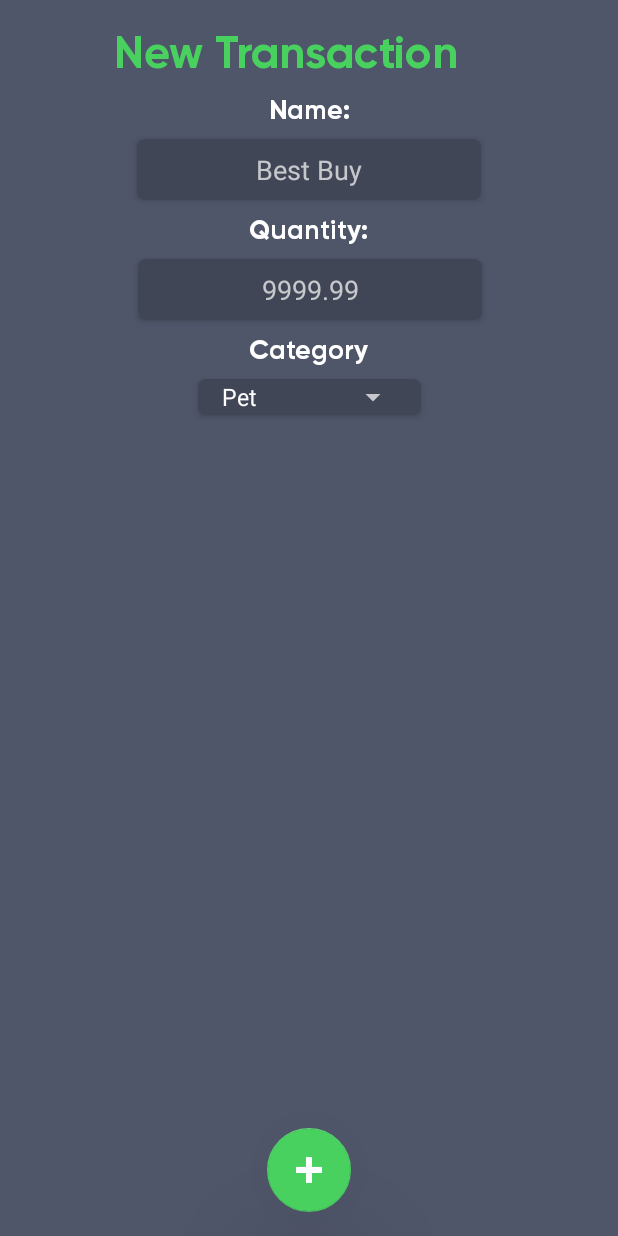
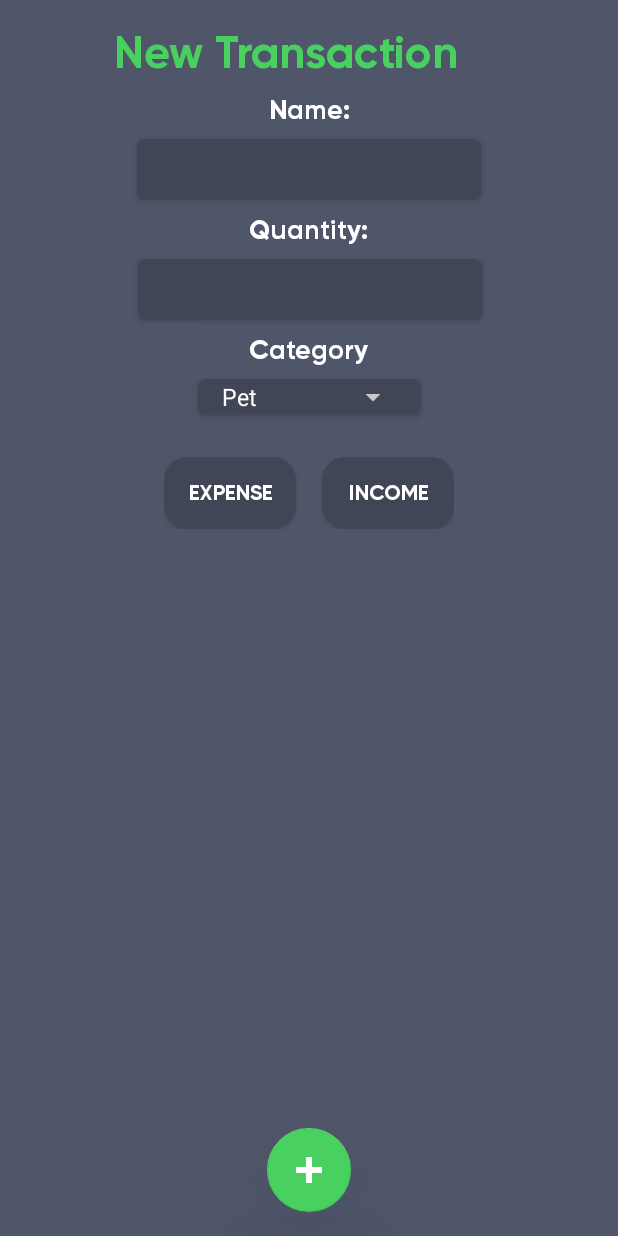
Before and after one commit to NumusINC/budgee_android, an Android app: the AddTransactionActivity screen opened directly, with no data from a screen before it, on a phone screen of 412 x 824 dp. Run offline under Robolectric (Android 15) with nearby library versions, the phone set to English and light mode, and no system bars.

Commit message:
Tweaked the "AddNewTransaction" screen. Added new colors to the categories. Fixed some* UI problems with the transaction CardViews
*The font size from the quantity now adjusts to the number of digits

```diff
--- a/app/build.gradle
+++ b/app/build.gradle
@@ -9,6 +9,7 @@ android {
         versionCode 1
         versionName "1.0"
         testInstrumentationRunner "android.support.test.runner.AndroidJUnitRunner"
+        vectorDrawables.useSupportLibrary = true
     }
     buildTypes {
         release {
--- a/app/src/main/java/com/numus/budgee/DashboardActivity.java
+++ b/app/src/main/java/com/numus/budgee/DashboardActivity.java
@@ -55,7 +55,6 @@ public class DashboardActivity extends AppCompatActivity {
                     viewPager.setAdapter(swipeAdapter);
                     viewPager.setCurrentItem(1);
 
-
                     return true;
                 case R.id.navigation_profile:
                     viewPager.setAdapter(swipeAdapter);
--- a/app/src/main/java/com/numus/budgee/DataManager.java
+++ b/app/src/main/java/com/numus/budgee/DataManager.java
@@ -13,15 +13,16 @@ import java.util.Calendar;
 public class DataManager {
 
     Context context;
+    SharedPreferences sharedPreferences;
     private static ArrayList<Transaction> data;
 
     public DataManager(Context context){
         this.context = context;
+        sharedPreferences = context.getSharedPreferences("budgee",Context.MODE_PRIVATE);
         loadData();
     }
 
     private void loadData(){
-        SharedPreferences sharedPreferences = context.getSharedPreferences("app", Context.MODE_PRIVATE);
         Gson gson = new Gson();
         String json = sharedPreferences.getString("transactions",null);
         Type type = new TypeToken<ArrayList<Transaction>>()  {}.getType();
@@ -32,7 +33,6 @@ public class DataManager {
     }
 
     private void saveData(){
-        SharedPreferences sharedPreferences = context.getSharedPreferences("app", Context.MODE_PRIVATE);
         SharedPreferences.Editor editor = sharedPreferences.edit();
         Gson gson = new Gson();
         String json = gson.toJson(data);
@@ -40,12 +40,12 @@ public class DataManager {
         editor.apply();
     }
 
-    public void addTransaction(String name, Double qty, Transaction.Category category) {
+    public void addTransaction(String name, Double qty, Transaction.Category category, String type) {
         String[] monthName = {"Jan", "Feb", "Mar", "Apr", "May", "Jun", "Jul", "Aug.", "Sep", "Oct", "Nov", "Dec"};
         Calendar cal = Calendar.getInstance();
         int dayOfMonth = cal.get(Calendar.DAY_OF_MONTH);
         String date = String.valueOf(dayOfMonth) + " " + monthName[cal.get(Calendar.MONTH)];
-        data.add(new Transaction(name, qty, date, category));
+        data.add(0,new Transaction(name, qty, date, category,type));
         saveData();
     }
 
--- /dev/null
+++ b/app/src/main/res/drawable/rounded_button.xml
@@ -0,0 +1,10 @@
+<?xml version="1.0" encoding="utf-8"?>
+<selector xmlns:android="http://schemas.android.com/apk/res/android">
+    <item>
+        <shape android:shape="rectangle">
+            <solid android:color="@color/cardView"/>
+            <!--corners allow us to make the rounded corners button-->
+            <corners android:radius="15dp" />
+        </shape>
+    </item>
+</selector>
--- /dev/null
+++ b/app/src/main/res/drawable/rounded_button_selected.xml
@@ -0,0 +1,10 @@
+<?xml version="1.0" encoding="utf-8"?>
+<selector xmlns:android="http://schemas.android.com/apk/res/android">
+    <item>
+        <shape android:shape="rectangle">
+            <solid android:color="@color/green"/>
+            <!--corners allow us to make the rounded corners button-->
+            <corners android:radius="15dp" />
+        </shape>
+    </item>
+</selector>
--- a/app/src/main/res/layout/activity_add_transaction.xml
+++ b/app/src/main/res/layout/activity_add_transaction.xml
@@ -9,6 +9,51 @@
     tools:context=".AddTransactionActivity">
     android:background="@color/colorAccent"
 
+
+    <LinearLayout
+        android:layout_width="wrap_content"
+        android:layout_height="wrap_content"
+        android:layout_marginEnd="8dp"
+        android:layout_marginStart="8dp"
+        android:layout_marginTop="8dp"
+        android:orientation="horizontal"
+        app:layout_constraintEnd_toEndOf="parent"
+        app:layout_constraintStart_toStartOf="parent"
+        app:layout_constraintTop_toBottomOf="@+id/cardView3">
+
+        <Button
+            android:id="@+id/btn_expense"
+            android:layout_width="wrap_content"
+            android:layout_height="wrap_content"
+            android:layout_marginTop="20dp"
+            android:layout_weight="1"
+            android:background="@drawable/rounded_button"
+            android:elevation="3dp"
+            android:fontFamily="@font/gilroybold"
+            android:onClick="setTransactionType"
+            android:text="Expense"
+            app:layout_constraintEnd_toStartOf="@+id/btn_income"
+            app:layout_constraintTop_toBottomOf="@+id/cardView3" />
+
+        <Space
+            android:layout_width="17dp"
+            android:layout_height="match_parent"
+            android:layout_weight="1" />
+
+        <Button
+            android:id="@+id/btn_income"
+            android:layout_width="wrap_content"
+            android:layout_height="wrap_content"
+            android:layout_marginTop="20dp"
+            android:layout_weight="1"
+            android:background="@drawable/rounded_button"
+            android:elevation="3dp"
+            android:fontFamily="@font/gilroybold"
+            android:onClick="setTransactionType"
+            android:text="Income"
+            app:layout_constraintTop_toBottomOf="@+id/cardView3"
+            tools:layout_editor_absoluteX="199dp" />
+    </LinearLayout>
 
     <TextView
         android:id="@+id/title"
@@ -94,8 +139,8 @@
                 android:layout_marginTop="8dp"
                 android:background="@null"
                 android:ems="10"
-                android:hint="Best Buy"
-                android:inputType="textPersonName"
+                android:inputType="textCapWords"
+                android:maxLength="7"
                 android:textAlignment="center"
                 android:textColor="@color/white_nav"
                 app:layout_constraintBottom_toBottomOf="parent"
@@ -135,8 +180,8 @@
                 android:layout_marginTop="8dp"
                 android:background="@null"
                 android:ems="10"
-                android:hint="9999.99"
                 android:inputType="numberDecimal"
+                android:maxLength="9"
                 android:textAlignment="center"
                 app:layout_constraintBottom_toBottomOf="parent"
                 app:layout_constraintEnd_toEndOf="parent"
@@ -170,6 +215,7 @@
                 android:layout_height="wrap_content"
                 android:layout_marginEnd="8dp"
                 android:layout_marginStart="8dp"
+                android:layout_marginTop="8dp"
                 android:entries="@array/categories"
                 app:layout_constraintEnd_toEndOf="parent"
                 app:layout_constraintStart_toStartOf="parent"
--- a/app/src/main/res/layout/cardview_transaction.xml
+++ b/app/src/main/res/layout/cardview_transaction.xml
@@ -100,6 +100,10 @@
                     android:fontFamily="@font/monts"
                     android:gravity="center"
                     android:text="-$3,500"
+                    android:autoSizeTextType="uniform"
+                    android:autoSizeMinTextSize="14sp"
+                    android:autoSizeMaxTextSize="100sp"
+                    android:autoSizeStepGranularity="2sp"
                     android:textAlignment="textEnd"
                     android:textColor="@color/colorPrimary"
                     android:textSize="20sp"
--- a/app/src/main/res/values/categories.xml
+++ b/app/src/main/res/values/categories.xml
@@ -8,5 +8,6 @@
         <item>Services</item>
         <item>Taxes</item>
         <item>Food</item>
+        <item>Fun</item>
     </string-array>
 </resources>
```
Also changed, not shown: app/src/main/java/com/numus/budgee/AddTransactionActivity.java (+59 -5 lines), app/src/main/java/com/numus/budgee/Transaction.java (+8 -5 lines), app/src/main/java/com/numus/budgee/TransactionAdapter.java (+25 -4 lines), app/src/main/res/drawable/baseline_domain_48.xml (added, +10 -0 lines), app/src/main/res/drawable/baseline_fastfood_24.xml (added, +10 -0 lines), app/src/main/res/drawable/baseline_local_play_24.xml (added, +10 -0 lines).
